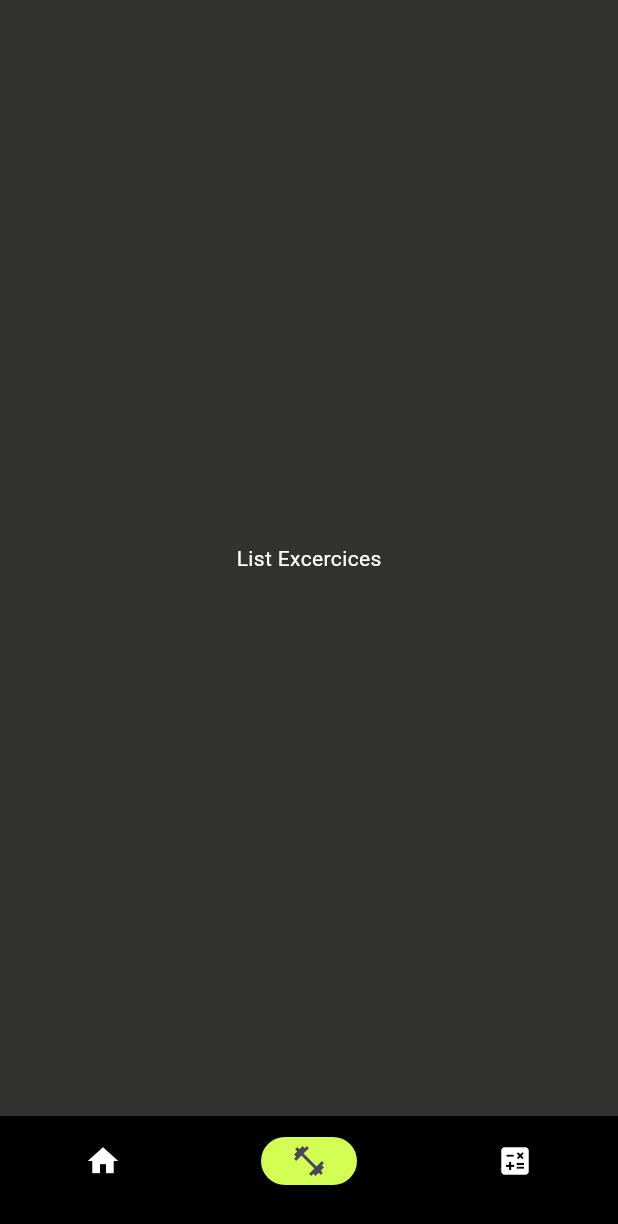
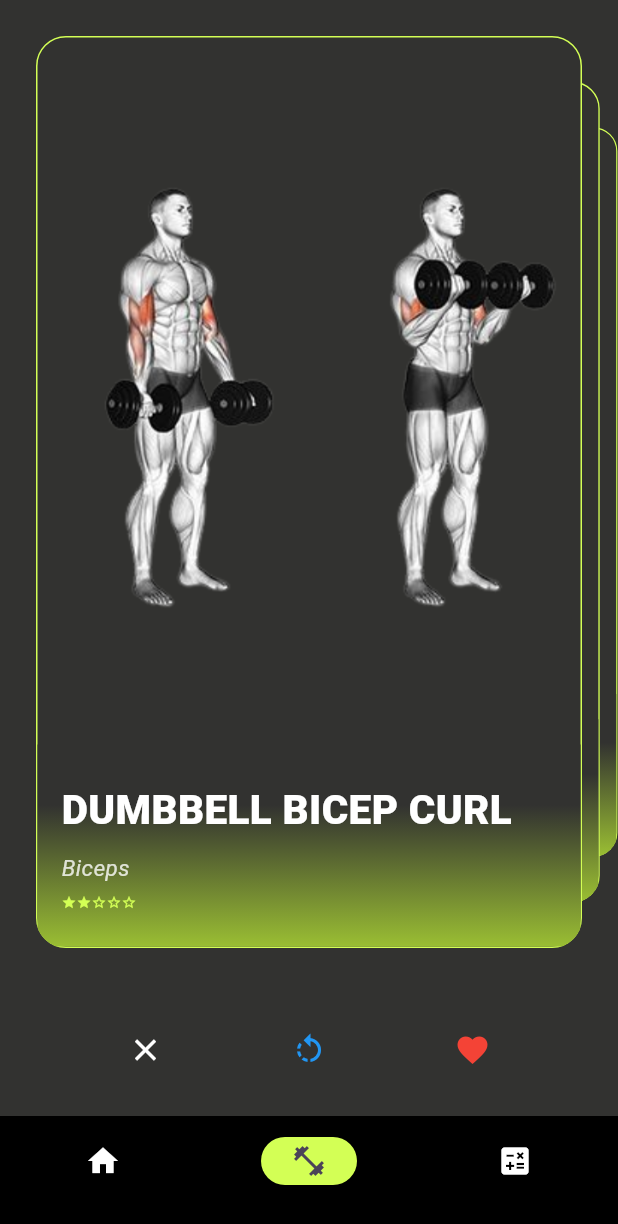
Before and after one commit to tumengcho/GymAppMobile, a Flutter app: the screen it shows after launch, item 2 of the bottom bar chosen, on a phone screen of 412 x 824 dp. Shown: the top 1224 px of the screen. Run offline on Flutter 3.47's test engine with Material 3 defaults, Android fonts, the phone set to English and light mode, and no system bars; drawn by our look-alikes of flutter_card_swiper.

Commit message:
FCT Choix Exercises Page Flutter

```diff
--- /dev/null
+++ b/lib/components/component_card_exercise.dart
@@ -0,0 +1,77 @@
+import 'package:flutter/cupertino.dart';
+import 'package:flutter/material.dart';
+import 'package:gymapp/components/component_star_renderer.dart';
+import 'package:gymapp/dtos/dto_exercise.dart';
+
+class CardExercise extends StatelessWidget {
+  ExerciseDTO exercise;
+
+  CardExercise({super.key, required this.exercise});
+
+  @override
+  Widget build(BuildContext context) {
+    return Container(
+        decoration: BoxDecoration(
+          color: Color(0xFF323230),
+          border: Border.all(
+            color: Color(0xFFD3FF55),
+            width: 1,
+          ),
+          borderRadius: BorderRadius.circular(20),
+        ),
+        clipBehavior: Clip.hardEdge,
+        child: Expanded(
+          child: Column(
+            crossAxisAlignment: CrossAxisAlignment.stretch,
+            mainAxisAlignment: MainAxisAlignment.start,
+            children: [
+              Expanded(
+                flex: 7,
+                child: Image.asset(
+                  "assets/images/${exercise.image}",
+                  fit: BoxFit.contain,
+                ),
+              ),
+              Expanded(
+                flex: 2,
+                child: Container(
+                  padding: const EdgeInsets.all(16.0),
+                  decoration: const BoxDecoration(
+                    gradient: LinearGradient(
+                        colors: [
+                          Color(0xFF323230),
+                          Color(0xFF9ABE33),
+                        ],
+                        begin: Alignment.topCenter,
+                        end: Alignment.bottomCenter,
+                        stops: [0.3, 1]),
+                  ),
+                  child: Column(
+                    mainAxisAlignment: MainAxisAlignment.spaceEvenly,
+                    crossAxisAlignment: CrossAxisAlignment.start,
+                    children: [
+                      SingleChildScrollView(
+                          scrollDirection: Axis.horizontal,
+                          child: Text(
+                            exercise.name.toUpperCase(),
+                            style: const TextStyle(
+                                fontSize: 27, fontWeight: FontWeight.w900),
+                            overflow: TextOverflow.ellipsis,
+                            maxLines: 1,
+                          )),
+                      Text(exercise.category,
+                          style: TextStyle(
+                              fontSize: 15,
+                              color: Colors.white.withOpacity(0.8),
+                              fontWeight: FontWeight.normal,
+                              fontStyle: FontStyle.italic)),
+                      StarRenderer(numStars: exercise.difficulty)
+                    ],
+                  ),
+                ),
+              ),
+            ],
+          ),
+        ));
+  }
+}
--- /dev/null
+++ b/lib/components/component_star_renderer.dart
@@ -0,0 +1,21 @@
+import 'package:flutter/material.dart';
+
+class StarRenderer extends StatelessWidget {
+  final int numStars;
+  final double size;
+
+  const StarRenderer({super.key, required this.numStars, this.size = 10});
+
+  @override
+  Widget build(BuildContext context) {
+    return Row(
+      children: List.generate(5, (index) {
+        return Icon(
+          index < numStars ? Icons.star : Icons.star_outline,
+          size: size,
+          color: const Color(0xFFD3FF55),
+        );
+      }),
+    );
+  }
+}
--- /dev/null
+++ b/lib/dtos/dto_exercise.dart
@@ -0,0 +1,8 @@
+class ExerciseDTO{
+  String category;
+  int difficulty;
+  String image;
+  String name;
+
+  ExerciseDTO(this.name, this.category, this.difficulty, this.image);
+}
--- a/lib/pages/page_list_exercises.dart
+++ b/lib/pages/page_list_exercises.dart
@@ -1,5 +1,8 @@
 import 'package:flutter/cupertino.dart';
 import 'package:flutter/material.dart';
+import 'package:flutter_card_swiper/flutter_card_swiper.dart';
+import 'package:gymapp/components/component_card_exercise.dart';
+import 'package:gymapp/dtos/dto_exercise.dart';
 
 class ListExercisesPage extends StatefulWidget {
   const ListExercisesPage({super.key});
@@ -9,12 +12,92 @@ class ListExercisesPage extends StatefulWidget {
 }
 
 class _ListExercisesPageState extends State<ListExercisesPage> {
+  final CardSwiperController controller = CardSwiperController();
+
+  bool _onSwipe(
+      int previousIndex,
+      int? currentIndex,
+      CardSwiperDirection direction,
+      ) {
+    debugPrint(
+      'The card $previousIndex was swiped to the ${direction.name}. Now the card $currentIndex is on top',
+    );
+    return true;
+  }
+
+  bool _onUndo(
+      int? previousIndex,
+      int currentIndex,
+      CardSwiperDirection direction,
+      ) {
+    debugPrint(
+      'The card $currentIndex was undod from the ${direction.name}',
+    );
+    return true;
+  }
+
+  List<ExerciseDTO> exercises = [
+    ExerciseDTO("Dumbbell Bicep Curl", "Biceps", 2, "biceps_curl.png"),
+    ExerciseDTO("Bench Press", "Chest", 4, "bench_press.png"),
+    ExerciseDTO("Deadlift", "Back", 5, "deadlift.png"),
+    ExerciseDTO("Jump Squat", "Legs", 4, "squat.png"),
+    ExerciseDTO("Shoulder Press", "Shoulders", 3, "shoulder_press.png"),
+    ExerciseDTO("Triceps Dip", "Triceps", 2, "dips.png"),
+  ];
+
+
   @override
   Widget build(BuildContext context) {
-    return const Scaffold(
-      body: Center(
-        child: Text(
-          'List Excercices',
+    return Scaffold(
+      body: SafeArea(
+        child: Column(
+          children: [
+            Flexible(
+              child: CardSwiper(
+                controller: controller,
+                cardsCount: exercises.length,
+                onSwipe: _onSwipe,
+                onUndo: _onUndo,
+                isLoop: false,
+                numberOfCardsDisplayed: 3,
+                backCardOffset: const Offset(30, 0),
+                padding: const EdgeInsets.all(24.0),
+                cardBuilder: (
+                    context,
+                    index,
+                    horizontalThresholdPercentage,
+                    verticalThresholdPercentage,
+                    ) => CardExercise(exercise: exercises[index])
+              ),
+            ),
+            Padding(
+              padding: const EdgeInsets.all(16.0),
+              child: Row(
+                mainAxisAlignment: MainAxisAlignment.spaceEvenly,
+                children: [
+                  FloatingActionButton(
+                    onPressed: () => controller.swipe(CardSwiperDirection.left),
+                    backgroundColor: Color(0xFF323230),
+                    elevation: 0,
+                    child: const Icon(Icons.close, color: Colors.white,),
+                  ),
+                  FloatingActionButton(
+                    onPressed: controller.undo,
+                    backgroundColor: Color(0xFF323230),
+                    elevation: 0,
+                    child: const Icon(Icons.rotate_left, color: Colors.blue,),
+                  ),
+                  FloatingActionButton(
+                    onPressed: () =>
+                        controller.swipe(CardSwiperDirection.right),
+                    backgroundColor: Color(0xFF323230),
+                    elevation: 0,
+                    child: const Icon(Icons.favorite, color: Colors.red),
+                  ),
+                ],
+              ),
+            ),
+          ],
         ),
       ),
     );
--- a/pubspec.yaml
+++ b/pubspec.yaml
@@ -30,6 +30,7 @@ environment:
 dependencies:
   flutter:
     sdk: flutter
+  flutter_card_swiper: ^7.0.2
 
 
   # The following adds the Cupertino Icons font to your application.
@@ -59,9 +60,8 @@ flutter:
   uses-material-design: true
 
   # To add assets to your application, add an assets section, like this:
-  # assets:
-  #   - images/a_dot_burr.jpeg
-  #   - images/a_dot_ham.jpeg
+  assets:
+     - assets/images/
 
   # An image asset can refer to one or more resolution-specific "variants", see
   # https://flutter.dev/to/resolution-aware-images
```
Also changed, not shown: assets/images/bench_press.png (added), assets/images/biceps_curl.png (added), assets/images/deadlift.png (added), assets/images/dips.png (added), assets/images/shoulder_press.png (added), assets/images/squat.png (added), pubspec.lock.
